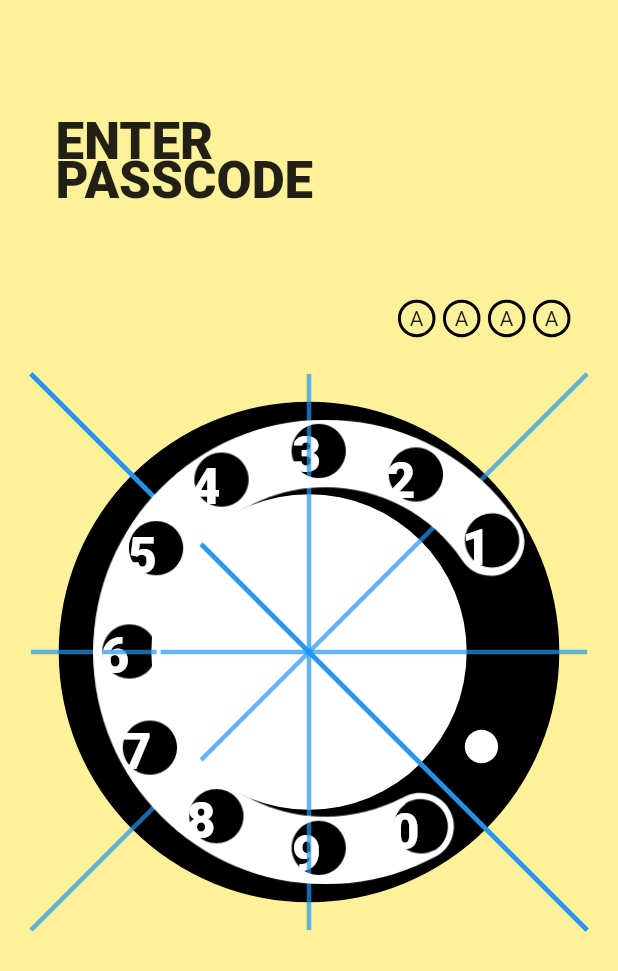
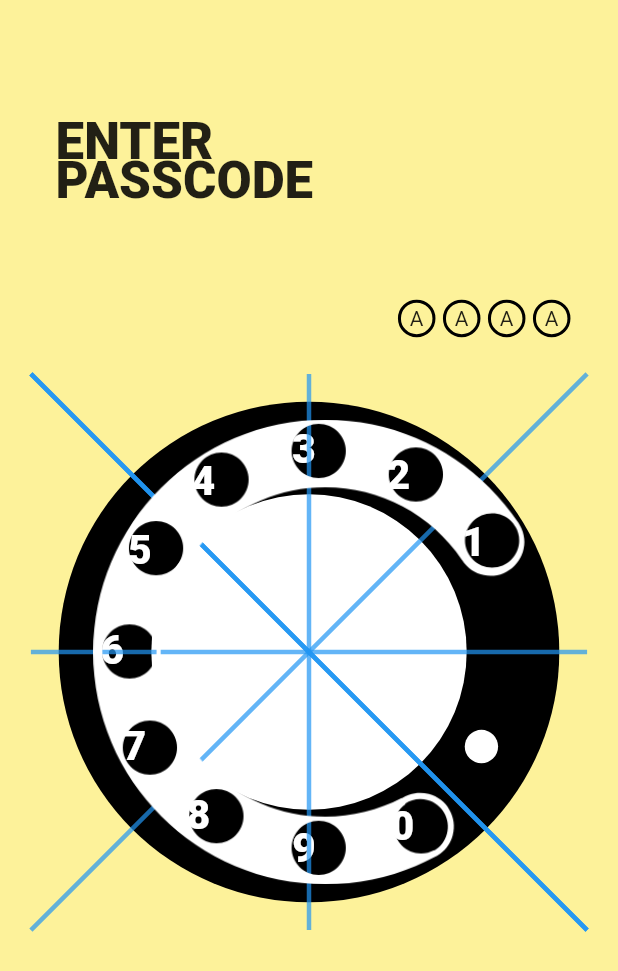
Before and after one commit to yeasin50/Rotary_phone_lock, a Flutter app: the screen it shows after launch, on a phone screen of 412 x 824 dp. Shown: the top 971 px of the screen. Run offline on Flutter 3.47's test engine with Material 2 defaults, Android fonts, the light colour scheme and no system bars; our stand-ins replace google_fonts; Roboto replaces fonts that are missing (Timmana).

Commit message:
-FontSize

```diff
--- a/lib/components/utils/helper.dart
+++ b/lib/components/utils/helper.dart
@@ -5,7 +5,7 @@ import 'package:google_fonts/google_fonts.dart';
 class PaintHelper {
   static getTextPainter(int digit) {
     final TextStyle _textStyle = GoogleFonts.roboto(
-      fontSize: 33,
+      fontSize: 27,
       color: Colors.white,
       fontWeight: FontWeight.w800,
     );
```
